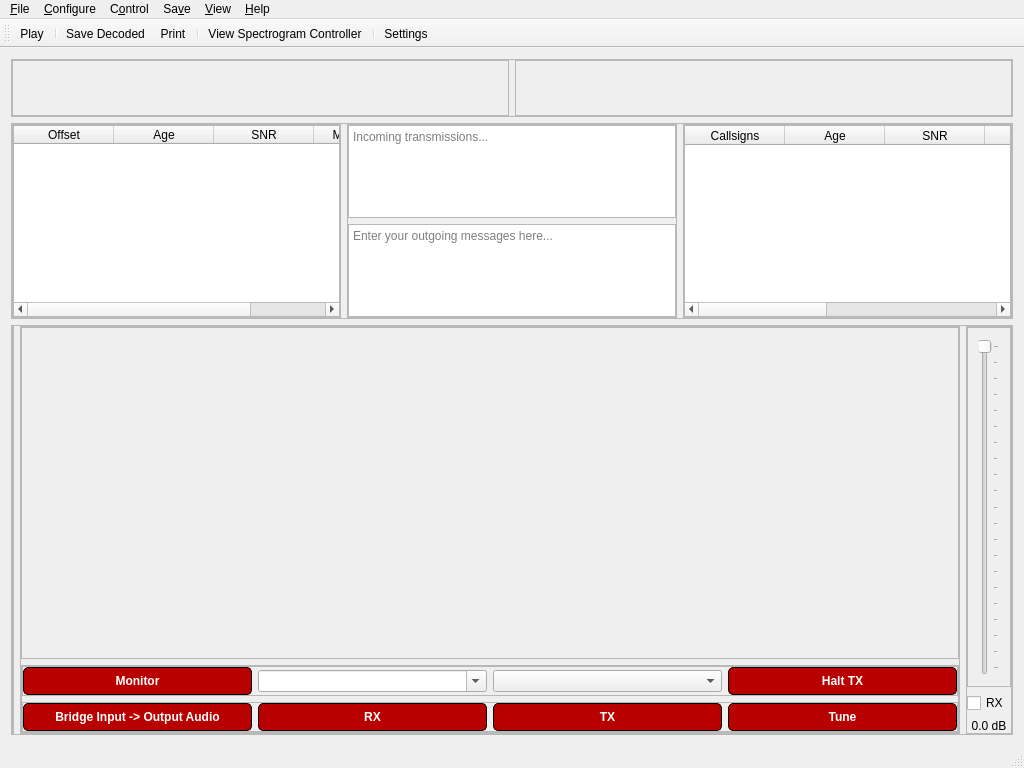
Before: the Qt Designer form src/ui/mainwindow.ui in GekkoFyre/small-world-deluxe, drawn with Qt 5.
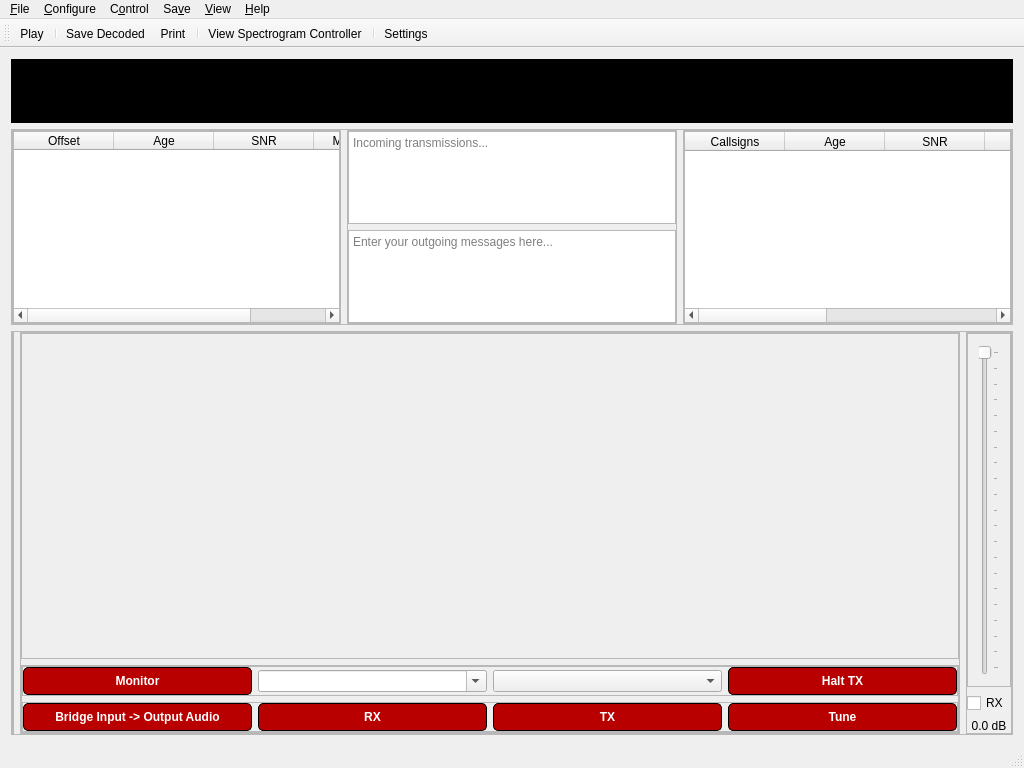
After: the same form once the commit is applied.

Commit message: * Improvements in the string handling (i.e. `std::string` --> `QString`) for RS232/COM Ports now that we use Qt5's libraries for enumeration of them. * Changed the stylesheet's of QMainWindow a little. * Improvements on the QMessageBox replacement for where we use `SDL2` and Microsoft Window's `MessageBoxA` when direct access to the GUI thread is not possible.

```diff
--- a/src/ui/mainwindow.ui
+++ b/src/ui/mainwindow.ui
@@ -35,6 +35,11 @@
         <verstretch>0</verstretch>
        </sizepolicy>
       </property>
+      <property name="styleSheet">
+       <string notr="true">background-color: #000000; border: 1px solid black;
+font: bold;
+color: white;</string>
+      </property>
       <property name="frameShape">
        <enum>QFrame::StyledPanel</enum>
       </property>
```
The commit also changes 4 other files.
